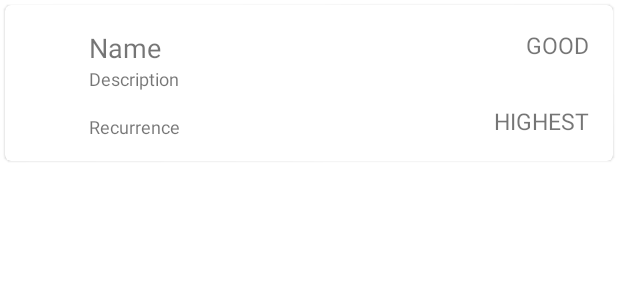
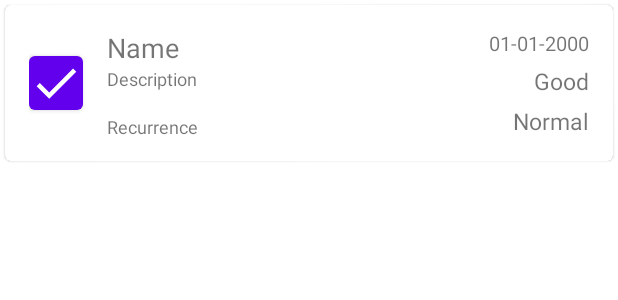
Before and after one commit to sergeykamilyevich/HabitTracker, an Android app: the layout item_habit.xml on its own in the app's theme, with its tools: preview values and no code run, on a phone screen of 412 x 824 dp. Shown: the top 300 px of the screen. Run offline under Robolectric (Android 15) with nearby library versions, the phone set to English and light mode, and no system bars.

Commit message:
added date creation

```diff
--- a/app/src/main/java/com/example/habittracker/data/HabitListRepositoryImpl.kt
+++ b/app/src/main/java/com/example/habittracker/data/HabitListRepositoryImpl.kt
@@ -5,8 +5,10 @@ import androidx.lifecycle.LiveData
 import androidx.lifecycle.Transformations
 import com.example.habittracker.data.room.AppDataBase
 import com.example.habittracker.data.room.HabitListMapper
-import com.example.habittracker.domain.*
-import java.lang.RuntimeException
+import com.example.habittracker.domain.HabitItem
+import com.example.habittracker.domain.HabitListFilter
+import com.example.habittracker.domain.HabitListRepository
+import com.example.habittracker.domain.HabitType
 
 class HabitListRepositoryImpl(application: Application) : HabitListRepository {
 
--- a/app/src/main/java/com/example/habittracker/data/room/HabitItemDbModel.kt
+++ b/app/src/main/java/com/example/habittracker/data/room/HabitItemDbModel.kt
@@ -22,5 +22,6 @@ data class HabitItemDbModel(
     @ColumnInfo(name = "recurrence_number")
     var recurrenceNumber: Int,
     @ColumnInfo(name = "recurrence_period")
-    var recurrencePeriod: Int
+    var recurrencePeriod: Int,
+    val date: Int
 )
--- a/app/src/main/java/com/example/habittracker/data/room/HabitListDao.kt
+++ b/app/src/main/java/com/example/habittracker/data/room/HabitListDao.kt
@@ -6,12 +6,14 @@ import androidx.room.*
 @Dao
 interface HabitListDao {
 
-    @Query("""SELECT * FROM habit_items WHERE type IN (:habitTypeFilter)
+    @Query(
+        """SELECT * FROM habit_items WHERE type IN (:habitTypeFilter)
             AND name LIKE '%' || :search || '%' ORDER BY
             CASE WHEN :orderBy = 'NAME_ASC' THEN name END ASC,
             CASE WHEN :orderBy = 'NAME_DESC' THEN name END DESC,
             CASE WHEN :orderBy = 'TIME_CREATION_ASC' THEN id END ASC,
-            CASE WHEN :orderBy = 'TIME_CREATION_DESC' THEN id END DESC""")
+            CASE WHEN :orderBy = 'TIME_CREATION_DESC' THEN id END DESC"""
+    )
     fun getList(
         habitTypeFilter: List<String>,
         orderBy: String,
--- a/app/src/main/java/com/example/habittracker/data/room/HabitListMapper.kt
+++ b/app/src/main/java/com/example/habittracker/data/room/HabitListMapper.kt
@@ -12,7 +12,8 @@ class HabitListMapper {
         type = habitItem.type,
         color = habitItem.color,
         recurrenceNumber = habitItem.recurrenceNumber,
-        recurrencePeriod = habitItem.recurrencePeriod
+        recurrencePeriod = habitItem.recurrencePeriod,
+        date = habitItem.date
     )
 
     fun mapDbModelToEntity(habitItemDbModel: HabitItemDbModel) = HabitItem(
@@ -23,7 +24,8 @@ class HabitListMapper {
         color = habitItemDbModel.color,
         recurrenceNumber = habitItemDbModel.recurrenceNumber,
         recurrencePeriod = habitItemDbModel.recurrencePeriod,
-        id = habitItemDbModel.id
+        id = habitItemDbModel.id,
+        date = habitItemDbModel.date
     )
 
     fun mapListDbModelToEntity(list: List<HabitItemDbModel>) = list.map {
--- a/app/src/main/java/com/example/habittracker/domain/HabitItem.kt
+++ b/app/src/main/java/com/example/habittracker/domain/HabitItem.kt
@@ -9,6 +9,8 @@ data class HabitItem(
     var recurrenceNumber: Int,
     var recurrencePeriod: Int,
     var id: Int = UNDEFINED_ID,
+    var date: Int = 0,
+    val doneDates: MutableList<Int> = mutableListOf()
 ) {
 
     companion object {
--- a/app/src/main/java/com/example/habittracker/domain/HabitType.kt
+++ b/app/src/main/java/com/example/habittracker/domain/HabitType.kt
@@ -5,7 +5,7 @@ import com.example.habittracker.R
 import kotlinx.parcelize.Parcelize
 
 @Parcelize
-enum class HabitType(val resourceId: Int) : Parcelable {
-    BAD(R.string.bad_habit_type),
-    GOOD(R.string.good_habit_type)
+enum class HabitType(val resourceId: Int, val intType: Int) : Parcelable {
+    BAD(R.string.bad_habit_type, 0),
+    GOOD(R.string.good_habit_type, 1)
 }
--- a/app/src/main/java/com/example/habittracker/domain/color/ColorPicker.kt
+++ b/app/src/main/java/com/example/habittracker/domain/color/ColorPicker.kt
@@ -15,7 +15,7 @@ class ColorPicker {
         val colors = IntArray(NUMBER_OF_COLORS)
         val positionOfFirstSquare = ((freeSpaceSizeInHue + squareSizeInHue) / 2)
         for (i in colors.indices) {
-            val hue =  (i *(freeSpaceSizeInHue + squareSizeInHue) + positionOfFirstSquare)
+            val hue = (i * (freeSpaceSizeInHue + squareSizeInHue) + positionOfFirstSquare)
             colors[i] = mapper.mapHueToColor(hue)
         }
         return colors
@@ -24,7 +24,7 @@ class ColorPicker {
     fun getGradientColors(): IntArray {
         val colors = IntArray(NUMBER_OF_COLORS + 1)
         for (i in colors.indices) {
-            val hue =  (i *(freeSpaceSizeInHue + squareSizeInHue))
+            val hue = (i * (freeSpaceSizeInHue + squareSizeInHue))
             colors[i] = mapper.mapHueToColor(hue)
         }
         return colors
--- a/app/src/main/java/com/example/habittracker/presentation/recycler/HabitItemDiffCallback.kt
+++ b/app/src/main/java/com/example/habittracker/presentation/recycler/HabitItemDiffCallback.kt
@@ -3,7 +3,7 @@ package com.example.habittracker.presentation.recycler
 import androidx.recyclerview.widget.DiffUtil
 import com.example.habittracker.domain.HabitItem
 
-class HabitItemDiffCallback: DiffUtil.ItemCallback<HabitItem>() {
+class HabitItemDiffCallback : DiffUtil.ItemCallback<HabitItem>() {
 
     override fun areItemsTheSame(oldItem: HabitItem, newItem: HabitItem): Boolean {
         return oldItem.id == newItem.id
--- a/app/src/main/java/com/example/habittracker/presentation/ui/HabitListFragment.kt
+++ b/app/src/main/java/com/example/habittracker/presentation/ui/HabitListFragment.kt
@@ -1,7 +1,6 @@
 package com.example.habittracker.presentation.ui
 
 import android.os.Bundle
-import android.util.Log
 import android.view.LayoutInflater
 import android.view.View
 import android.view.ViewGroup
@@ -14,6 +13,7 @@ import com.example.habittracker.R
 import com.example.habittracker.databinding.FragmentHabitListBinding
 import com.example.habittracker.domain.HabitItem
 import com.example.habittracker.domain.HabitPriority
+import com.example.habittracker.domain.HabitTime
 import com.example.habittracker.domain.HabitType
 import com.example.habittracker.domain.color.ColorPicker
 import com.example.habittracker.presentation.recycler.HabitListAdapter
@@ -121,7 +121,8 @@ class HabitListFragment : Fragment(), HasTitle {
                     HabitType.GOOD,
                     colors[Random.nextInt(16)],
                     Random.nextInt(10) + 1,
-                    Random.nextInt(30) + 1
+                    Random.nextInt(30) + 1,
+                    date = HabitTime().getCurrentUtcDateInInt()
                 )
             )
         }
--- a/app/src/main/java/com/example/habittracker/presentation/ui/HabitListPagerFragment.kt
+++ b/app/src/main/java/com/example/habittracker/presentation/ui/HabitListPagerFragment.kt
@@ -1,7 +1,6 @@
 package com.example.habittracker.presentation.ui
 
 import android.os.Bundle
-import android.util.Log
 import android.view.LayoutInflater
 import android.view.View
 import android.view.ViewGroup
@@ -16,7 +15,6 @@ import com.example.habittracker.domain.HabitItem
 import com.example.habittracker.domain.HabitListOrderBy
 import com.example.habittracker.presentation.view_models.HabitListViewModel
 import com.example.habittracker.presentation.view_pager.ViewPagerAdapter
-import com.google.android.material.bottomsheet.BottomSheetBehavior
 import com.google.android.material.tabs.TabLayoutMediator
 
 class HabitListPagerFragment : Fragment(), HasTitle {
--- a/app/src/main/java/com/example/habittracker/presentation/view_models/HabitItemViewModel.kt
+++ b/app/src/main/java/com/example/habittracker/presentation/view_models/HabitItemViewModel.kt
@@ -8,6 +8,7 @@ import androidx.lifecycle.MutableLiveData
 import androidx.lifecycle.viewModelScope
 import com.example.habittracker.data.HabitListRepositoryImpl
 import com.example.habittracker.domain.HabitItem
+import com.example.habittracker.domain.HabitTime
 import com.example.habittracker.domain.usecases.AddHabitItemUseCase
 import com.example.habittracker.domain.usecases.EditHabitItemUseCase
 import com.example.habittracker.domain.usecases.GetHabitItemUseCase
@@ -21,6 +22,7 @@ class HabitItemViewModel(application: Application) : AndroidViewModel(applicatio
     private val editHabitItemUseCase = EditHabitItemUseCase(repository)
     private val getHabitItemUseCase = GetHabitItemUseCase(repository)
     private val mapper = HabitItemMapper()
+    private val habitTime = HabitTime()
 
     private val _habitItem = MutableLiveData<HabitItem>()
     val habitItem: LiveData<HabitItem>
@@ -51,7 +53,8 @@ class HabitItemViewModel(application: Application) : AndroidViewModel(applicatio
                 type = habitItem.type,
                 color = habitItem.color,
                 recurrenceNumber = habitItem.recurrenceNumber,
-                recurrencePeriod = habitItem.recurrencePeriod
+                recurrencePeriod = habitItem.recurrencePeriod,
+                date = habitTime.getCurrentUtcDateInInt()
             )
             addHabitItemUseCase(item)
             closeItemFragment()
--- a/app/src/main/java/com/example/habittracker/presentation/view_models/HabitListViewModel.kt
+++ b/app/src/main/java/com/example/habittracker/presentation/view_models/HabitListViewModel.kt
@@ -26,7 +26,7 @@ class HabitListViewModel(application: Application) : AndroidViewModel(applicatio
 
     private var currentHabitListFilter = HabitListFilter(HabitListOrderBy.NAME_ASC, "")
 
-    lateinit var habitList : LiveData<List<HabitItem>>
+    lateinit var habitList: LiveData<List<HabitItem>>
 
     fun addHabitItem(habitItem: HabitItem) {
         viewModelScope.launch {
--- a/app/src/main/java/com/example/habittracker/presentation/view_pager/ViewPagerAdapter.kt
+++ b/app/src/main/java/com/example/habittracker/presentation/view_pager/ViewPagerAdapter.kt
@@ -1,6 +1,5 @@
 package com.example.habittracker.presentation.view_pager
 
-import androidx.appcompat.app.AppCompatActivity
 import androidx.fragment.app.Fragment
 import androidx.viewpager2.adapter.FragmentStateAdapter
 import com.example.habittracker.domain.HabitType
--- /dev/null
+++ b/app/src/main/res/drawable/ic_baseline_done_36.xml
@@ -0,0 +1,5 @@
+<vector android:height="36dp" android:tint="?attr/colorControlNormal"
+    android:viewportHeight="24" android:viewportWidth="24"
+    android:width="36dp" xmlns:android="http://schemas.android.com/apk/res/android">
+    <path android:fillColor="@android:color/white" android:pathData="M9,16.2L4.8,12l-1.4,1.4L9,19 21,7l-1.4,-1.4L9,16.2z"/>
+</vector>
--- a/app/src/main/res/layout/item_habit.xml
+++ b/app/src/main/res/layout/item_habit.xml
@@ -14,15 +14,19 @@
         android:layout_height="match_parent"
         android:layout_margin="16dp">
 
-        <View
+        <Button
             android:id="@+id/view_color"
-            android:layout_width="24dp"
-            android:layout_height="24dp"
-            android:background="@drawable/ic_rectangle"
+            style="@style/Widget.MaterialComponents.Button.Icon"
+            app:icon="@drawable/ic_baseline_done_36"
+            android:layout_width="36dp"
+            android:layout_height="36dp"
+            android:padding="0dp"
+            android:insetTop="0dp"
+            android:insetBottom="0dp"
             app:layout_constraintStart_toStartOf="parent"
             app:layout_constraintTop_toTopOf="parent"
             app:layout_constraintBottom_toBottomOf="parent"
-            />
+            android:contentDescription="@string/done" />
 
         <TextView
             android:id="@+id/tv_name"
@@ -60,23 +64,36 @@
             />
 
         <TextView
+            android:id="@+id/tv_date"
+            android:layout_width="0dp"
+            android:layout_height="wrap_content"
+            android:layout_marginStart="10dp"
+            tools:text="01-01-2000"
+            android:gravity="end"
+            android:textSize="13sp"
+            app:layout_constraintEnd_toEndOf="parent"
+            app:layout_constraintStart_toStartOf="@id/guideline"
+            app:layout_constraintTop_toTopOf="parent" />
+
+        <TextView
             android:id="@+id/tv_type"
             android:layout_width="0dp"
             android:layout_height="wrap_content"
             android:layout_marginStart="10dp"
-            tools:text="GOOD"
+            tools:text="Good"
             android:gravity="end"
             android:textSize="15sp"
             app:layout_constraintEnd_toEndOf="parent"
             app:layout_constraintStart_toStartOf="@id/guideline"
-            app:layout_constraintTop_toTopOf="parent" />
+            app:layout_constraintTop_toBottomOf="@id/tv_date"
+            app:layout_constraintBottom_toTopOf="@id/tv_priority"/>
 
         <TextView
             android:id="@+id/tv_priority"
             android:layout_width="0dp"
             android:layout_height="wrap_content"
             android:layout_marginStart="10dp"
-            tools:text="HIGHEST"
+            tools:text="Normal"
             android:gravity="end"
             android:textSize="15sp"
             app:layout_constraintEnd_toEndOf="parent"
--- a/app/src/main/res/values/strings.xml
+++ b/app/src/main/res/values/strings.xml
@@ -3,11 +3,9 @@
     <string name="button_add_habit">button add item</string>
     <string name="bad_habit_type">Bad</string>
     <string name="good_habit_type">Good</string>
-    <string name="lowest_priority">Lowest</string>
     <string name="low_priority">Low</string>
     <string name="normal_priority">Normal</string>
     <string name="high_priority">High</string>
-    <string name="highest_priority">Highest</string>
     <string name="input_habit_name">Input habit name</string>
     <string name="input_habit_description">Input habit description</string>
     <string name="recurrence">Recurrence: %1$s in %2$s</string>
@@ -45,6 +43,7 @@
     <string name="order_by">Order by:</string>
     <string name="order_by_creation">creation</string>
     <string name="order_by_name">name</string>
+    <string name="done">Done</string>
 
     <plurals name="plurals_times">
         <item quantity="one">%d time</item>
```
Also changed, not shown: app/src/main/java/com/example/habittracker/domain/HabitPriority.kt (+4 -6 lines), app/src/main/java/com/example/habittracker/domain/HabitTime.kt (added, +28 -0 lines), app/src/main/java/com/example/habittracker/presentation/recycler/HabitItemViewHolder.kt (+6 -1 lines), app/src/main/java/com/example/habittracker/presentation/ui/MainActivity.kt (+7 -7 lines).
